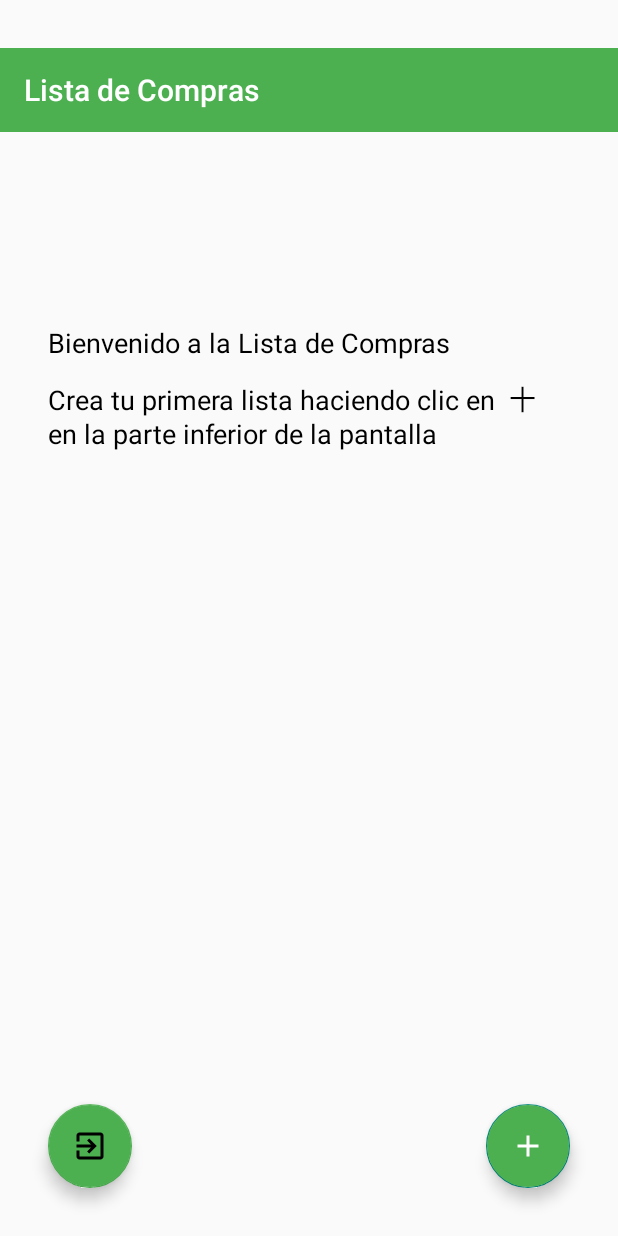
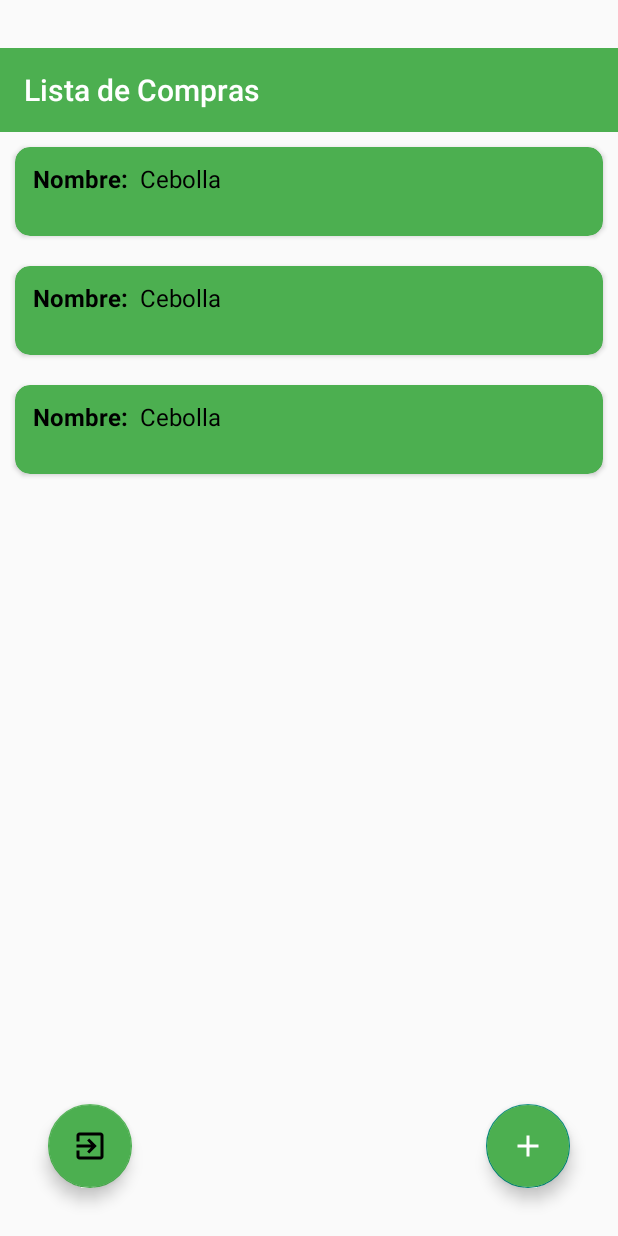
Before and after one commit to jhanasto/ListaDeCompras, an Android app: the layout activity_lista.xml on its own in the app's theme, with its tools: preview values and no code run, on a phone screen of 412 x 824 dp. Run offline under Robolectric (Android 15) with nearby library versions, the phone set to English and light mode, and no system bars.

Commit message:
R4 - Agregar y  ver lista de compras FireBase

```diff
--- a/app/build.gradle.kts
+++ b/app/build.gradle.kts
@@ -48,6 +48,7 @@ dependencies {
     implementation("com.google.firebase:firebase-auth")
     implementation(libs.play.services.auth)
     implementation ("com.google.android.gms:play-services-auth:21.2.0")
+    implementation("com.google.firebase:firebase-firestore")
     testImplementation(libs.junit)
     androidTestImplementation(libs.androidx.junit)
     androidTestImplementation(libs.androidx.espresso.core)
--- /dev/null
+++ b/app/src/main/java/com/uct/listadecompras/Compras.kt
@@ -0,0 +1,5 @@
+package com.uct.listadecompras
+
+data class Compras(
+    var nombre:String=""
+)
--- a/app/src/main/res/layout/activity_lista.xml
+++ b/app/src/main/res/layout/activity_lista.xml
@@ -4,7 +4,7 @@
     xmlns:tools="http://schemas.android.com/tools"
     android:layout_width="match_parent"
     android:layout_height="match_parent"
-    tools:context=".MainActivity"
+    tools:context=".ListaActivity"
     android:id="@+id/main">
 
 
@@ -20,40 +20,21 @@
         app:title="Lista de Compras"
         app:titleTextColor="@android:color/white" />
 
-    <TextView
-        android:id="@+id/textViewWelcome"
+    <androidx.recyclerview.widget.RecyclerView
+        android:id="@+id/recyclerCompras"
         android:layout_width="0dp"
-        android:layout_height="wrap_content"
-        android:layout_marginStart="32dp"
-        android:layout_marginTop="128dp"
-        android:layout_marginEnd="32dp"
-        android:text="Bienvenido a la Lista de Compras"
-        android:textColor="@android:color/black"
-        android:textSize="18sp"
+        android:layout_height="0dp"
+        android:scrollbars="vertical"
+        tools:listitem="@layout/compras_list"
+        app:layout_constraintBottom_toTopOf="@+id/agregar"
         app:layout_constraintEnd_toEndOf="parent"
         app:layout_constraintHorizontal_bias="0.0"
         app:layout_constraintStart_toStartOf="parent"
-        app:layout_constraintTop_toBottomOf="@id/toolbar"
-        tools:ignore="HardcodedText" />
-
-    <TextView
-        android:id="@+id/textViewWelcome2"
-        android:layout_width="0dp"
-        android:layout_height="wrap_content"
-        android:layout_marginStart="32dp"
-        android:layout_marginTop="12dp"
-        android:layout_marginEnd="32dp"
-        android:text="Crea tu primera lista haciendo clic en  十  en la parte inferior de la pantalla"
-        android:textColor="@android:color/black"
-        android:textSize="18sp"
-        app:layout_constraintEnd_toEndOf="parent"
-        app:layout_constraintHorizontal_bias="0.0"
-        app:layout_constraintStart_toStartOf="parent"
-        app:layout_constraintTop_toBottomOf="@id/textViewWelcome"
-        tools:ignore="HardcodedText" />
+        app:layout_constraintTop_toBottomOf="@+id/toolbar"
+        app:layout_constraintVertical_bias="0.521" />
 
     <com.google.android.material.floatingactionbutton.FloatingActionButton
-        android:id="@+id/fabAddItem"
+        android:id="@+id/agregar"
         android:layout_width="wrap_content"
         android:layout_height="wrap_content"
         android:layout_marginEnd="32dp"
@@ -67,7 +48,7 @@
         tools:ignore="HardcodedText,ImageContrastCheck" />
 
     <com.google.android.material.floatingactionbutton.FloatingActionButton
-        android:id="@+id/fabAddItem2"
+        android:id="@+id/btnSalir"
         android:layout_width="wrap_content"
         android:layout_height="wrap_content"
         android:layout_marginStart="32dp"
--- /dev/null
+++ b/app/src/main/res/layout/compras_list.xml
@@ -0,0 +1,50 @@
+<androidx.cardview.widget.CardView xmlns:android="http://schemas.android.com/apk/res/android"
+    xmlns:app="http://schemas.android.com/apk/res-auto"
+    xmlns:tools="http://schemas.android.com/tools"
+    android:backgroundTint="@color/cardview"
+    android:id="@+id/cardView"
+    app:cardCornerRadius="10dp"
+    android:layout_width="match_parent"
+    android:layout_height="wrap_content"
+    android:layout_margin="10dp">
+
+
+    <LinearLayout
+        android:layout_width="match_parent"
+        android:layout_height="59dp"
+        tools:ignore="UselessLeaf">
+
+        <LinearLayout
+            android:layout_width="match_parent"
+            android:layout_height="wrap_content"
+            android:layout_marginStart="12dp"
+            android:layout_marginEnd="12dp"
+            android:layout_marginTop="10dp"
+            android:gravity="start"
+            android:orientation="horizontal"
+            tools:ignore="UselessParent">
+
+            <TextView
+                android:layout_width="wrap_content"
+                android:layout_height="wrap_content"
+                android:text="@string/nombre"
+                android:textColor="@color/black"
+                android:textSize="16sp"
+                android:textStyle="bold"/>
+
+            <TextView
+                android:id="@+id/viewName"
+                android:layout_width="0dp"
+                android:layout_height="wrap_content"
+                android:layout_weight="1"
+                android:layout_marginLeft="8dp"
+                android:layout_marginRight="8dp"
+                android:text="@string/txtnombre"
+                android:textColor="@color/black"
+                android:textSize="16sp" />
+
+        </LinearLayout>
+
+    </LinearLayout>
+
+</androidx.cardview.widget.CardView>
--- a/app/src/main/res/values/colors.xml
+++ b/app/src/main/res/values/colors.xml
@@ -5,5 +5,6 @@
     <color name="colorPrimary">#3F51B5</color>
     <color name="colorPrimaryDark">#303F9F</color>
     <color name="colorAccent">#FF4081</color>
+    <color name="cardview">#4CAF50</color>
 
 </resources>
--- a/app/src/main/res/values/strings.xml
+++ b/app/src/main/res/values/strings.xml
@@ -3,4 +3,6 @@
     <string name="text_login">Iniciar Sesión</string>
     <string name="imagen_logo">logo</string>
     <string name="default_web_client_id">1000680344555-54fus4d434lqa7u1ll2q7dl8mk073lkl.apps.googleusercontent.com</string>
+    <string name="nombre">Nombre:</string>
+    <string name="txtnombre">Cebolla</string>
 </resources>
```
Also changed, not shown: app/src/main/java/com/uct/listadecompras/ComprasAdapter.kt (added, +41 -0 lines), app/src/main/java/com/uct/listadecompras/ListaActivity.kt (+86 -2 lines), app/src/main/res/layout/agregar.xml (added, +17 -0 lines).
